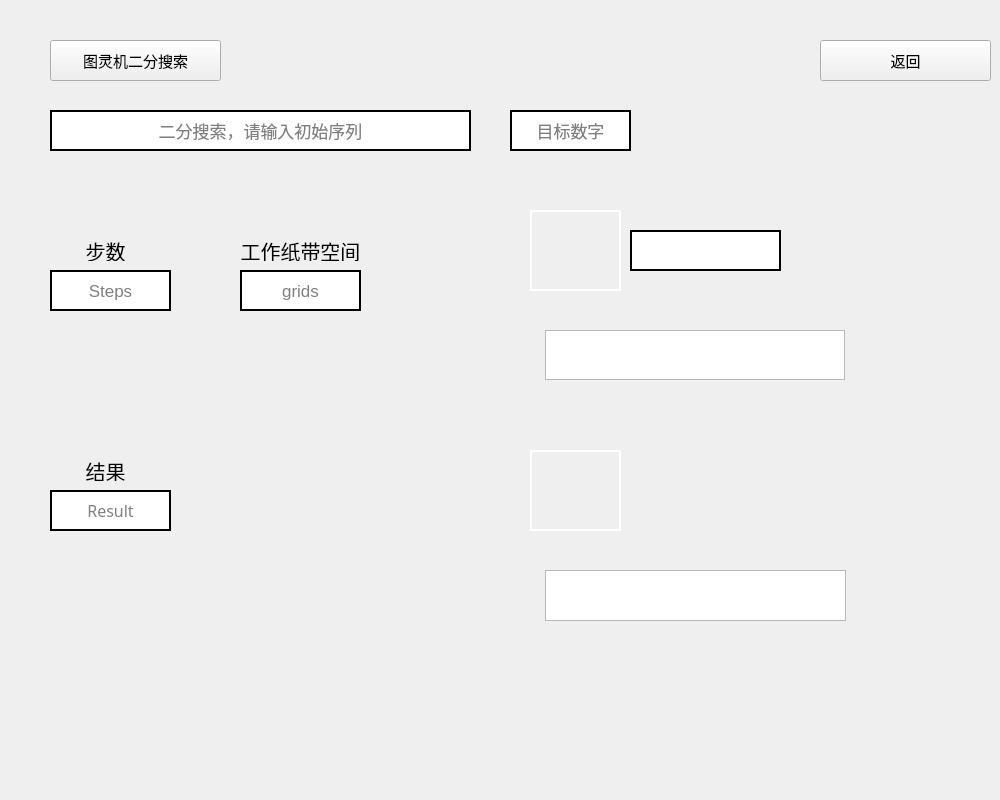
Above: turing.ui from Createrzj/Turing-Machine before the change. Below: the same form after it.
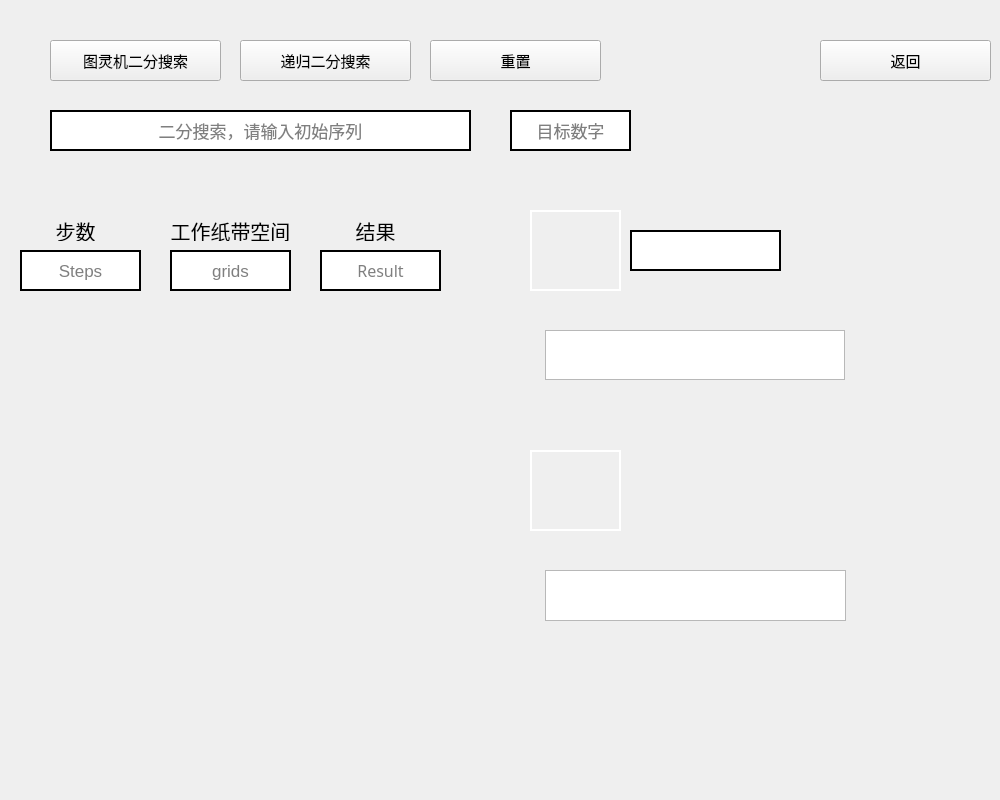
That is the form after the change.

```diff
--- a/turing.ui
+++ b/turing.ui
@@ -157,8 +157,8 @@
   <widget class="QLineEdit" name="steps">
    <property name="geometry">
     <rect>
-     <x>50</x>
-     <y>270</y>
+     <x>20</x>
+     <y>250</y>
      <width>121</width>
      <height>41</height>
     </rect>
@@ -265,8 +265,8 @@
   <widget class="QLineEdit" name="output_Binary">
    <property name="geometry">
     <rect>
-     <x>50</x>
-     <y>490</y>
+     <x>320</x>
+     <y>250</y>
      <width>121</width>
      <height>41</height>
     </rect>
@@ -321,8 +321,8 @@
   <widget class="QLineEdit" name="grids">
    <property name="geometry">
     <rect>
-     <x>240</x>
-     <y>270</y>
+     <x>170</x>
+     <y>250</y>
      <width>121</width>
      <height>41</height>
     </rect>
@@ -346,8 +346,8 @@
   <widget class="QLabel" name="label">
    <property name="geometry">
     <rect>
-     <x>70</x>
-     <y>240</y>
+     <x>40</x>
+     <y>220</y>
      <width>71</width>
      <height>21</height>
     </rect>
@@ -377,8 +377,8 @@
   <widget class="QLabel" name="label_2">
    <property name="geometry">
     <rect>
-     <x>220</x>
-     <y>240</y>
+     <x>150</x>
+     <y>220</y>
      <width>161</width>
      <height>21</height>
     </rect>
@@ -408,8 +408,8 @@
   <widget class="QLabel" name="label_3">
    <property name="geometry">
     <rect>
-     <x>70</x>
-     <y>460</y>
+     <x>340</x>
+     <y>220</y>
      <width>71</width>
      <height>21</height>
     </rect>
@@ -464,6 +464,62 @@
     <string>返回</string>
    </property>
   </widget>
+  <widget class="QPushButton" name="Recursive_Binary_Search">
+   <property name="geometry">
+    <rect>
+     <x>240</x>
+     <y>40</y>
+     <width>171</width>
+     <height>41</height>
+    </rect>
+   </property>
+   <property name="font">
+    <font>
+     <family>华文楷体</family>
+     <pointsize>11</pointsize>
+     <weight>50</weight>
+     <italic>false</italic>
+     <bold>false</bold>
+    </font>
+   </property>
+   <property name="styleSheet">
+    <string notr="true">QPushButton
+{
+	font: 11pt &quot;华文楷体&quot;;
+}</string>
+   </property>
+   <property name="text">
+    <string>递归二分搜索</string>
+   </property>
+  </widget>
+  <widget class="QPushButton" name="restore">
+   <property name="geometry">
+    <rect>
+     <x>430</x>
+     <y>40</y>
+     <width>171</width>
+     <height>41</height>
+    </rect>
+   </property>
+   <property name="font">
+    <font>
+     <family>华文楷体</family>
+     <pointsize>11</pointsize>
+     <weight>50</weight>
+     <italic>false</italic>
+     <bold>false</bold>
+    </font>
+   </property>
+   <property name="styleSheet">
+    <string notr="true">QPushButton
+{
+	font: 11pt &quot;华文楷体&quot;;
+}</string>
+   </property>
+   <property name="text">
+    <string>重置</string>
+   </property>
+  </widget>
  </widget>
  <resources/>
  <connections/>
```
